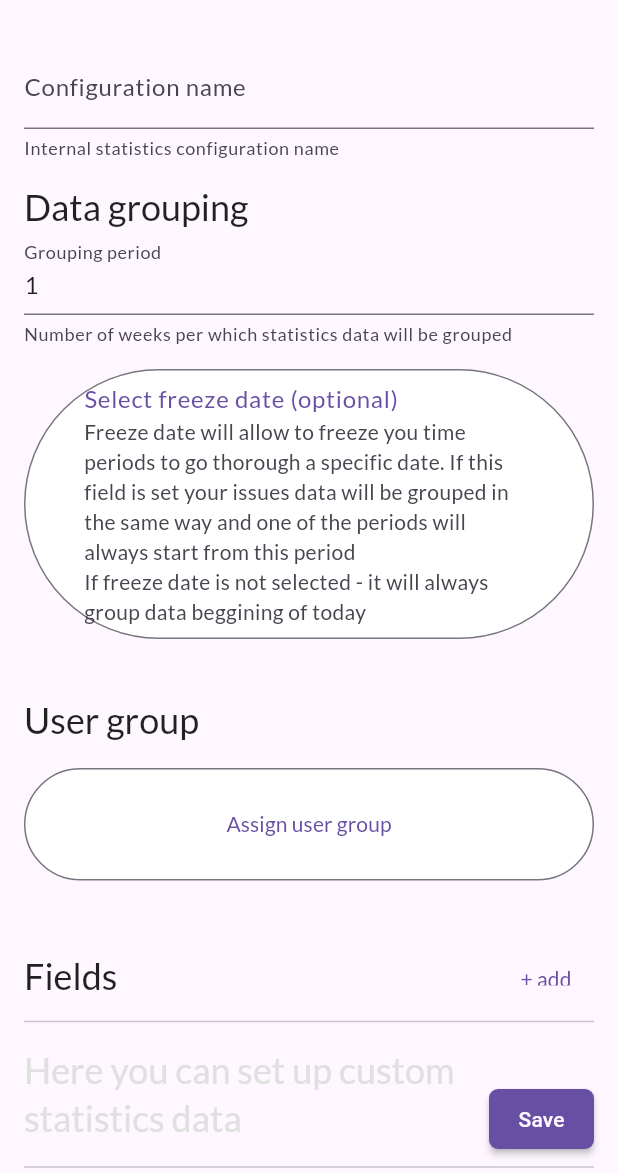
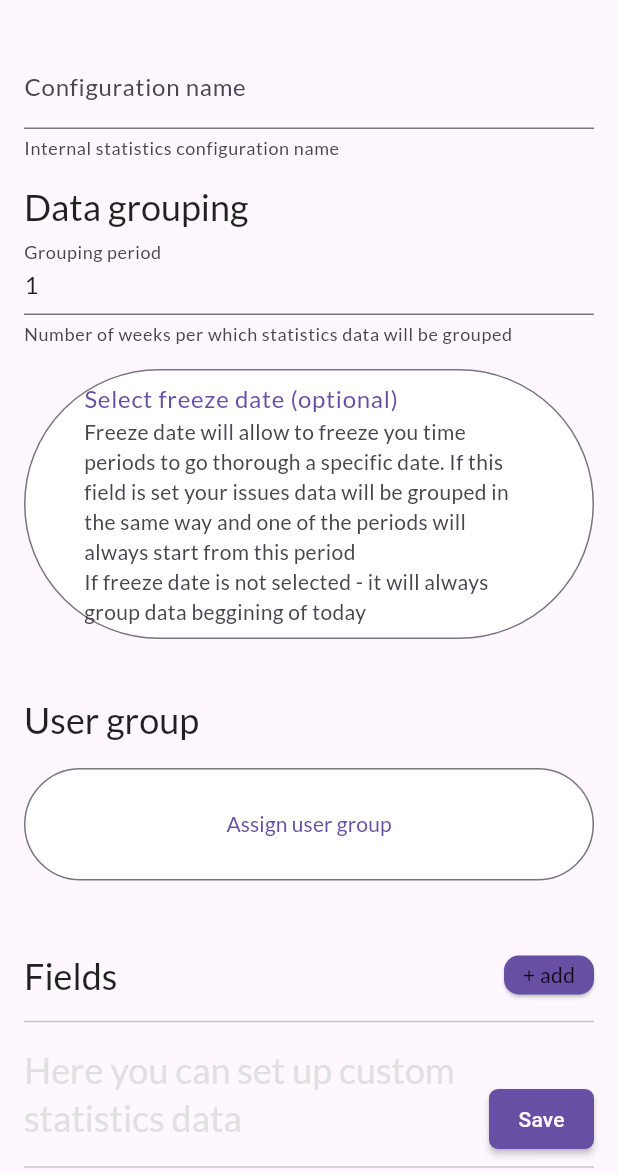
Before and after one commit to elopage/elopage_performance, a Flutter app: the ConfigurationEditPage screen opened directly, on a phone screen of 412 x 824 dp, the part 63-1236 px from its top. Run offline on Flutter 3.47's test engine with Material 2 defaults, Android fonts, the phone set to English and light mode, and no system bars; our stand-ins replace fl_chart, get_it, google_fonts, hive_flutter; missing offline and left inert: atlassian_apis; accounts and stored records are empty; statements that could not run were skipped.

Commit message:
Styling update

```diff
--- a/lib/src/components/group_selector.dart
+++ b/lib/src/components/group_selector.dart
@@ -80,6 +80,7 @@ class _GroupSelectorState extends State<GroupSelector> {
                         mainAxisAlignment: MainAxisAlignment.center,
                         children: [
                           Center(child: Text('${snapshot.error}')),
+                          const SizedBox(height: 16),
                           OutlinedButton(
                             onPressed: () => setState(() {
                               buildGroups = _buildGroups();
--- a/lib/src/components/user_group_badge.dart
+++ b/lib/src/components/user_group_badge.dart
@@ -39,7 +39,7 @@ class UserGroupBadge extends StatelessWidget {
       );
 
   BoxDecoration get circleDecoration => BoxDecoration(
-        border: Border.all(color: Colors.white, width: borderWidth),
+        border: Border.all(color: Colors.black, width: borderWidth),
         shape: BoxShape.circle,
         color: Colors.black38,
       );
--- a/lib/src/pages/configuration_edit_page.dart
+++ b/lib/src/pages/configuration_edit_page.dart
@@ -186,7 +186,14 @@ class _ConfigurationEditPageState extends State<ConfigurationEditPage> {
                       crossAxisAlignment: CrossAxisAlignment.start,
                       children: [
                         Expanded(child: Text('Fields', style: theme.textTheme.headline5)),
-                        TextButton(onPressed: openFieldSelector, child: const Text('+ add')),
+                        RawMaterialButton(
+                          elevation: 1.0,
+                          onPressed: openFieldSelector,
+                          fillColor: theme.primaryColor,
+                          constraints: const BoxConstraints(minWidth: 60.0, minHeight: 26.0),
+                          shape: RoundedRectangleBorder(borderRadius: BorderRadius.circular(10)),
+                          child: const Text('+ add'),
+                        ),
                       ],
                     ),
                   ),
--- a/lib/src/pages/group_page.dart
+++ b/lib/src/pages/group_page.dart
@@ -52,6 +52,7 @@ class _GroupPageState extends State<GroupPage> {
                 mainAxisAlignment: MainAxisAlignment.center,
                 children: [
                   Center(child: Text('${snapshot.error}')),
+                  const SizedBox(height: 16),
                   OutlinedButton(
                     onPressed: () => setState(() {
                       buildUsers = _buildUsers();
--- a/lib/src/pages/performance_page.dart
+++ b/lib/src/pages/performance_page.dart
@@ -94,6 +94,7 @@ class _PerformancePageState extends State<PerformancePage> {
                           mainAxisAlignment: MainAxisAlignment.center,
                           children: [
                             Center(child: Text('${snapshot.error}')),
+                            const SizedBox(height: 16),
                             OutlinedButton(
                               onPressed: () => setState(() {}),
                               child: const Text('Refresh'),
```
Also changed, not shown: installers/config.json (added, +18 -0 lines), lib/src/components/linear_chart.dart (+5 -4 lines), 3 other files.
